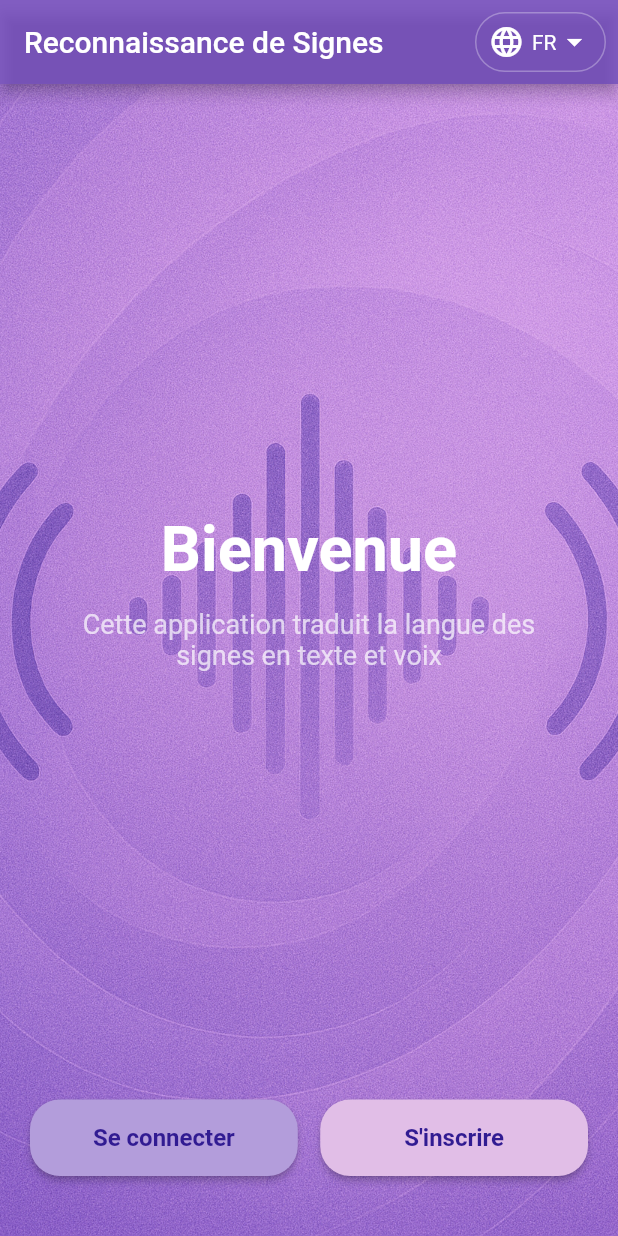
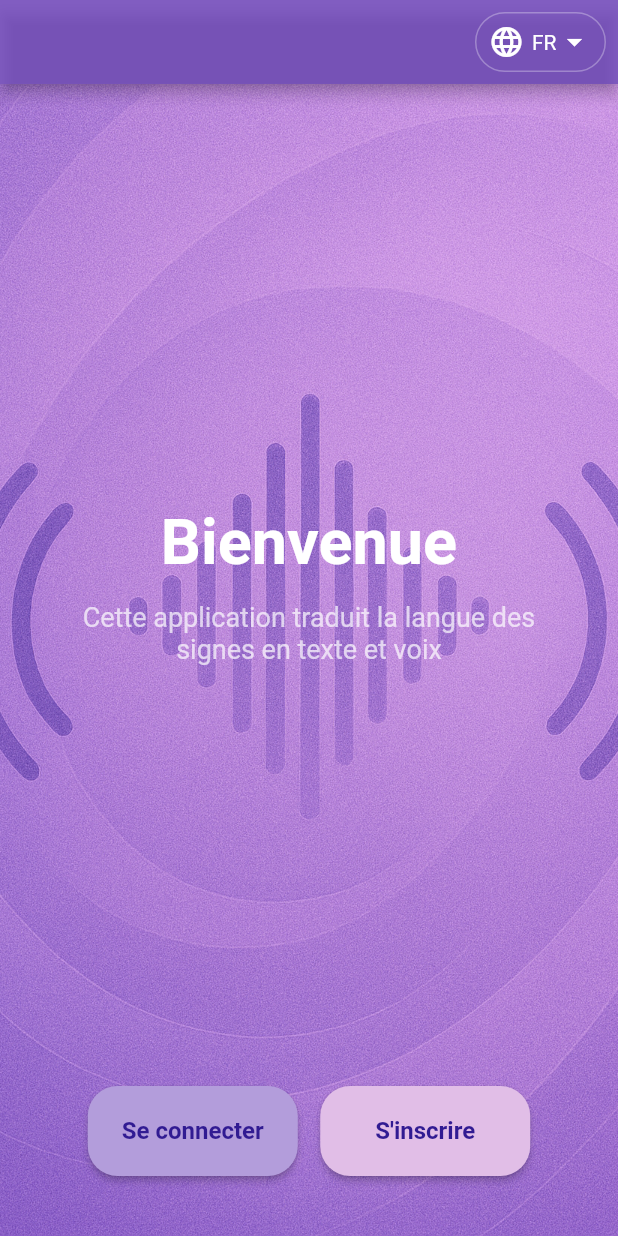
Before and after one commit to RahmaBradai724/Sign-Language-Application, a Flutter app: the screen it shows after launch, on a phone screen of 412 x 824 dp. Run offline on Flutter 3.47's test engine with Material 2 defaults, Android fonts, the phone set to English and light mode, and no system bars; our stand-ins replace camera, firebase_auth, firebase_core, icons_plus; accounts and stored records are empty.

Commit message:
adjusting a button

```diff
--- a/lib/main.dart
+++ b/lib/main.dart
@@ -7,7 +7,7 @@ import 'firebase_options.dart';
 import 'package:camera/camera.dart';
 import 'providers/locale_provider.dart';
 import 'package:signrecognizer/l10n/app_localizations.dart';
-import 'widgets/language_switcher.dart';
+import 'widgets/language_switcher.dart'; // Import the LanguageSwitcher
 
 List<CameraDescription> cameras = [];
 
@@ -25,24 +25,33 @@ Future<void> main() async {
   runApp(
     ChangeNotifierProvider(
       create: (context) => LocaleProvider(),
-      child: const SignRecognizerApp(),
+      child: SignRecognizerApp(),
     ),
   );
 }
 
 class SignRecognizerApp extends StatelessWidget {
-  const SignRecognizerApp({super.key});
-
   @override
   Widget build(BuildContext context) {
     return Consumer<LocaleProvider>(
       builder: (context, localeProvider, child) {
-        // Determine text direction based on locale
-        final textDirection =
-        localeProvider.locale.languageCode == 'ar' ? TextDirection.rtl : TextDirection.ltr;
-
         return MaterialApp(
+          title: 'Reconnaissance de Signes',
           debugShowCheckedModeBanner: false,
+          // Add AppBar with LanguageSwitcher
+          home: Scaffold(
+            appBar: AppBar(
+              backgroundColor: Colors.deepPurple.withOpacity(0.8),
+              actions: [
+                Padding(
+                  padding: const EdgeInsets.all(8.0),
+                  child: LanguageSwitcher(textColor: Colors.white),
+                ),
+              ],
+            ),
+            body: WelcomePage(cameras: cameras),
+          ),
+          // Localization settings
           locale: localeProvider.locale,
           localizationsDelegates: const [
             AppLocalizations.delegate,
@@ -51,36 +60,12 @@ class SignRecognizerApp extends StatelessWidget {
             GlobalCupertinoLocalizations.delegate,
           ],
           supportedLocales: const [
-            Locale('fr'),
-            Locale('ar'),
+            Locale('fr'), // French
+            Locale('ar'), // Arabic
           ],
           theme: ThemeData(
             primarySwatch: Colors.deepPurple,
             scaffoldBackgroundColor: Colors.grey[100],
-          ),
-          // Use Builder to ensure context has access to localization delegates
-          home: Builder(
-            builder: (BuildContext context) {
-              return Directionality(
-                textDirection: textDirection,
-                child: Scaffold(
-                  appBar: AppBar(
-                    backgroundColor: Colors.deepPurple.withOpacity(0.8),
-                    title: Text(
-                      AppLocalizations.of(context)!.appTitle,
-                      style: const TextStyle(color: Colors.white),
-                    ),
-                    actions: [
-                      Padding(
-                        padding: const EdgeInsets.all(8.0),
-                        child: LanguageSwitcher(textColor: Colors.white),
-                      ),
-                    ],
-                  ),
-                  body: WelcomePage(cameras: cameras),
-                ),
-              );
-            },
           ),
         );
       },
--- a/lib/pages/login_page.dart
+++ b/lib/pages/login_page.dart
@@ -175,7 +175,7 @@ class _LoginPageState extends State<LoginPage> {
                             style: ElevatedButton.styleFrom(
                               backgroundColor: primaryColor,
                               foregroundColor: Colors.white,
-                              padding: const EdgeInsets.symmetric(vertical: 16),
+                              padding: const EdgeInsets.symmetric(vertical: 24),
                               shape: RoundedRectangleBorder(
                                 borderRadius: BorderRadius.circular(10),
                               ),
--- a/lib/pages/register_page.dart
+++ b/lib/pages/register_page.dart
@@ -195,7 +195,7 @@ class _RegisterPageState extends State<RegisterPage> {
                             style: ElevatedButton.styleFrom(
                               backgroundColor: primaryColor,
                               foregroundColor: Colors.white,
-                              padding: const EdgeInsets.symmetric(vertical: 16),
+                              padding: const EdgeInsets.symmetric(vertical: 24),
                               shape: RoundedRectangleBorder(
                                 borderRadius: BorderRadius.circular(10),
                               ),
--- a/lib/pages/welcome_page.dart
+++ b/lib/pages/welcome_page.dart
@@ -3,6 +3,7 @@ import 'package:signrecognizer/l10n/app_localizations.dart';
 import 'package:signrecognizer/pages/login_page.dart';
 import 'package:signrecognizer/pages/register_page.dart';
 import 'package:camera/camera.dart';
+import 'package:signrecognizer/widgets/welcome_button.dart';
 
 class WelcomePage extends StatelessWidget {
   final List<CameraDescription> cameras;
@@ -51,9 +52,13 @@ class WelcomePage extends StatelessWidget {
               Padding(
                 padding: const EdgeInsets.only(left: 20, right: 20, bottom: 40),
                 child: Row(
+                  mainAxisAlignment: MainAxisAlignment.center,
                   children: [
-                    Expanded(
-                      child: ElevatedButton(
+                    SizedBox(
+                      width: 140,
+                      height: 60,
+                      child: WelcomeButton(
+                        text: AppLocalizations.of(context)!.login,
                         onPressed: () {
                           Navigator.push(
                             context,
@@ -62,26 +67,16 @@ class WelcomePage extends StatelessWidget {
                             ),
                           );
                         },
-                        style: ElevatedButton.styleFrom(
-                          backgroundColor: const Color(0xFFB39DDB),
-                          foregroundColor: Colors.deepPurple[900],
-                          padding: const EdgeInsets.symmetric(vertical: 16),
-                          shape: RoundedRectangleBorder(
-                            borderRadius: BorderRadius.circular(20),
-                          ),
-                        ),
-                        child: Text(
-                          AppLocalizations.of(context)!.login,
-                          style: const TextStyle(
-                            fontSize: 16,
-                            fontWeight: FontWeight.w600,
-                          ),
-                        ),
+                        backgroundColor: const Color(0xFFB39DDB),
+                        textColor: Colors.deepPurple[900]!,
                       ),
                     ),
                     const SizedBox(width: 15),
-                    Expanded(
-                      child: ElevatedButton(
+                    SizedBox(
+                      width: 140,
+                      height: 60,
+                      child: WelcomeButton(
+                        text: AppLocalizations.of(context)!.register,
                         onPressed: () {
                           Navigator.push(
                             context,
@@ -90,21 +85,8 @@ class WelcomePage extends StatelessWidget {
                             ),
                           );
                         },
-                        style: ElevatedButton.styleFrom(
-                          backgroundColor: const Color(0xFFE1BEE7),
-                          foregroundColor: Colors.deepPurple[900],
-                          padding: const EdgeInsets.symmetric(vertical: 16),
-                          shape: RoundedRectangleBorder(
-                            borderRadius: BorderRadius.circular(20),
-                          ),
-                        ),
-                        child: Text(
-                          AppLocalizations.of(context)!.register,
-                          style: const TextStyle(
-                            fontSize: 16,
-                            fontWeight: FontWeight.w600,
-                          ),
-                        ),
+                        backgroundColor: const Color(0xFFE1BEE7),
+                        textColor: Colors.deepPurple[900]!,
                       ),
                     ),
                   ],
```
